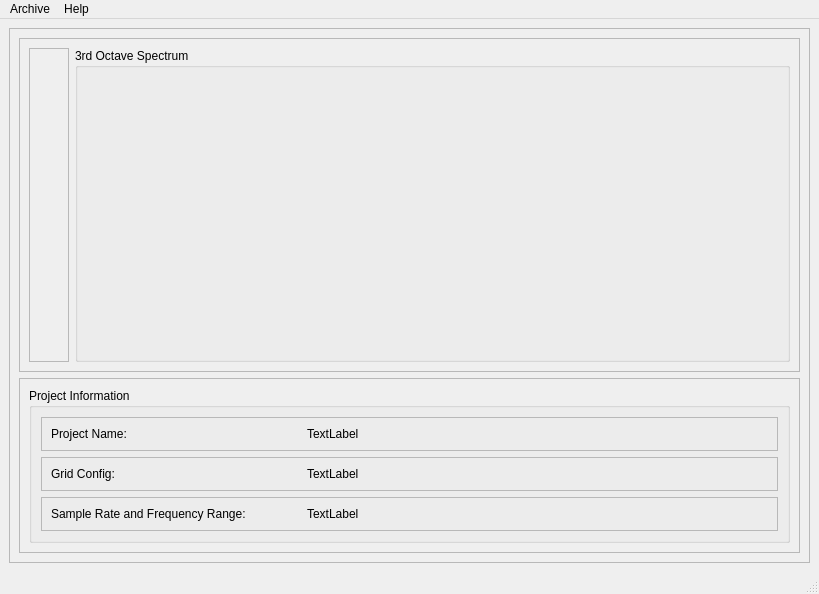
Qt form resources/ui/DisplayResults.ui (TheHawz/Quick-Scan) before a commit.
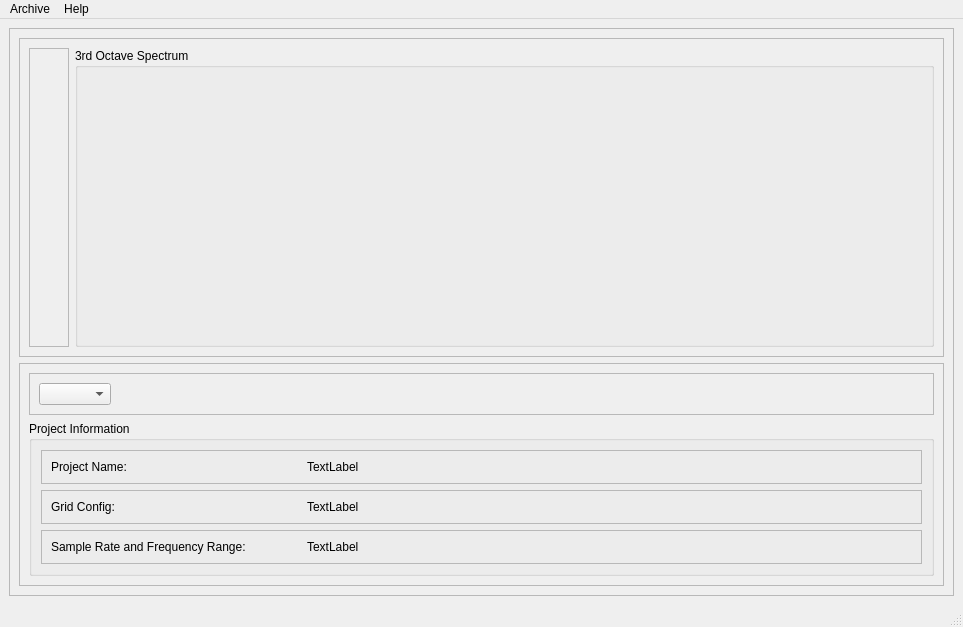
The same form after that commit.

Diff of the .ui file:
```diff
--- a/resources/ui/DisplayResults.ui
+++ b/resources/ui/DisplayResults.ui
@@ -6,8 +6,8 @@
    <rect>
     <x>0</x>
     <y>0</y>
-    <width>819</width>
-    <height>594</height>
+    <width>963</width>
+    <height>627</height>
    </rect>
   </property>
   <property name="windowTitle">
@@ -95,6 +95,34 @@
           <enum>QFrame::Raised</enum>
          </property>
          <layout class="QVBoxLayout" name="verticalLayout_3">
+          <item>
+           <widget class="QFrame" name="frame_4">
+            <property name="frameShape">
+             <enum>QFrame::StyledPanel</enum>
+            </property>
+            <property name="frameShadow">
+             <enum>QFrame::Raised</enum>
+            </property>
+            <layout class="QHBoxLayout" name="horizontalLayout_4">
+             <item>
+              <widget class="QComboBox" name="freq_cb"/>
+             </item>
+             <item>
+              <spacer name="horizontalSpacer">
+               <property name="orientation">
+                <enum>Qt::Horizontal</enum>
+               </property>
+               <property name="sizeHint" stdset="0">
+                <size>
+                 <width>40</width>
+                 <height>20</height>
+                </size>
+               </property>
+              </spacer>
+             </item>
+            </layout>
+           </widget>
+          </item>
           <item>
            <widget class="QGroupBox" name="groupBox">
             <property name="title">
@@ -231,8 +259,8 @@
     <rect>
      <x>0</x>
      <y>0</y>
-     <width>819</width>
-     <height>22</height>
+     <width>963</width>
+     <height>26</height>
     </rect>
    </property>
    <widget class="QMenu" name="menuArchive">
```
